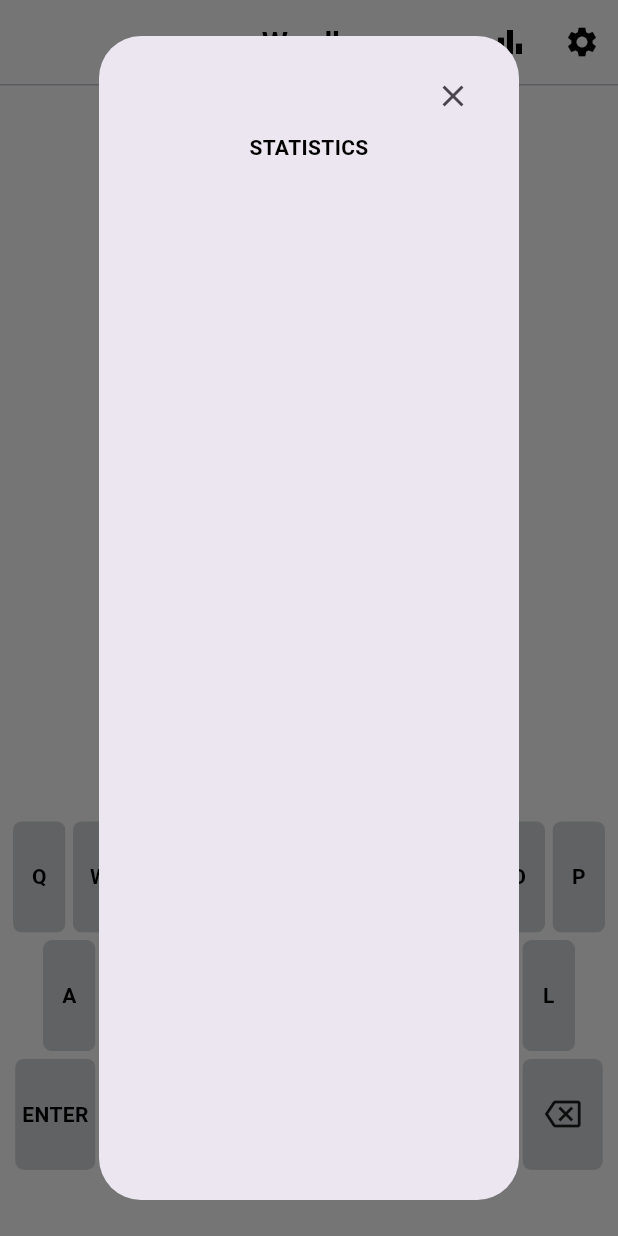
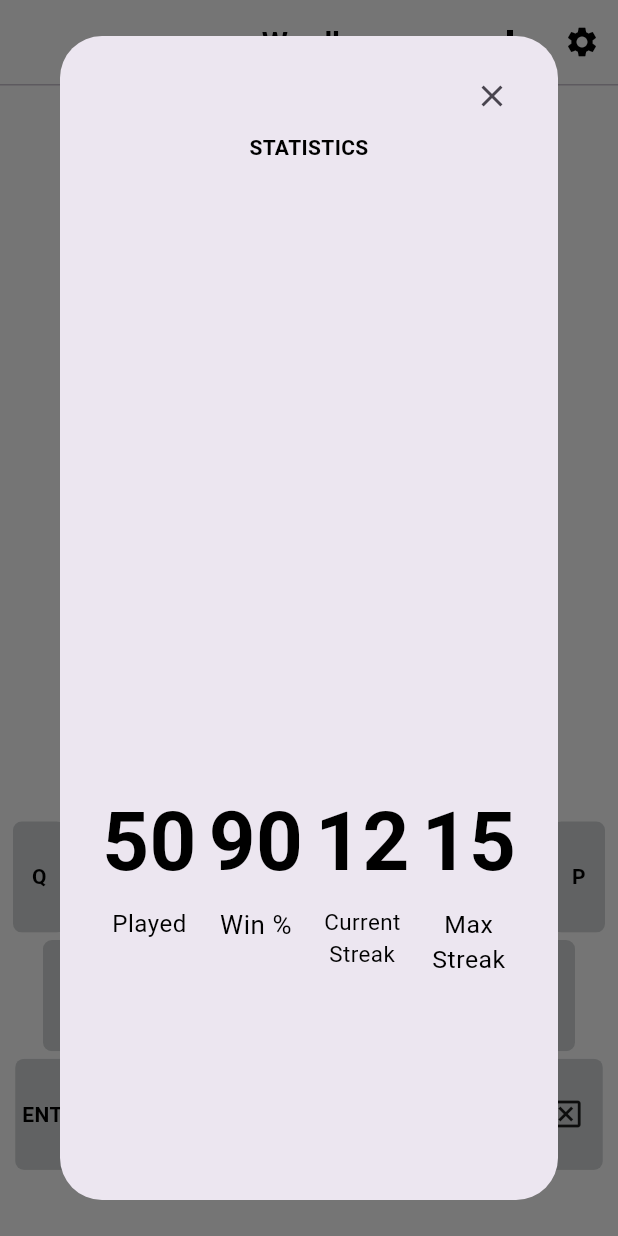
Before and after one commit to b-artur/wordler, a Flutter app: the screen it shows after launch, after a tap on the "bar chart" icon, on a phone screen of 412 x 824 dp. Run offline on Flutter 3.47's test engine with Material 3 defaults, Android fonts, the phone set to English and light mode, and no system bars; our stand-ins replace shared_preferences.

Commit message:
Updates: -- update statistics info tile

```diff
--- a/lib/components/stats_box.dart
+++ b/lib/components/stats_box.dart
@@ -1,4 +1,5 @@
 import 'package:flutter/material.dart';
+import 'package:wordle/components/stats_tile.dart';
 
 class StatsBox extends StatefulWidget {
   const StatsBox({super.key});
@@ -18,11 +19,32 @@ class _StatsBoxState extends State<StatsBox> {
               alignment: Alignment.centerRight,
               onPressed: () {},
               icon: Icon(Icons.clear)),
-          Expanded(
+          const Expanded(
               child: Text(
             'STATISTICS',
             textAlign: TextAlign.center,
-          ))
+          )),
+          const Expanded(
+              child: Row(
+            children: [
+              StatsTile(
+                heading: 'Played',
+                value: 50,
+              ),
+              StatsTile(
+                heading: 'Win %',
+                value: 90,
+              ),
+              StatsTile(
+                heading: 'Current\nStreak',
+                value: 12,
+              ),
+              StatsTile(
+                heading: 'Max\nStreak',
+                value: 15,
+              ),
+            ],
+          )),
         ],
       ),
     );
--- /dev/null
+++ b/lib/components/stats_tile.dart
@@ -0,0 +1,53 @@
+import 'package:flutter/material.dart';
+
+class StatsTile extends StatelessWidget {
+  const StatsTile({
+    required this.heading,
+    required this.value,
+    super.key,
+  });
+
+  final String heading;
+  final int value;
+
+  @override
+  Widget build(BuildContext context) {
+    return Expanded(
+      child: Column(
+        children: [
+          Expanded(
+            child: FittedBox(
+              alignment: const Alignment(0, 1.0),
+              child: Padding(
+                padding: const EdgeInsets.all(6.0),
+                child: Text(
+                  value.toString(),
+                  style: Theme.of(context).textTheme.bodyMedium?.copyWith(
+                        fontSize: 80,
+                      ),
+                  textAlign: TextAlign.center,
+                ),
+              ),
+            ),
+          ),
+          Expanded(
+            child: FittedBox(
+              alignment: const Alignment(0, -1.0),
+              child: Padding(
+                padding: const EdgeInsets.fromLTRB(8, 0, 8, 8),
+                child: Text(
+                  heading,
+                  style: Theme.of(context).textTheme.bodyMedium?.copyWith(
+                        fontWeight: FontWeight.normal,
+                        fontSize: 12,
+                      ),
+                  textAlign: TextAlign.center,
+                ),
+              ),
+            ),
+          ),
+        ],
+      ),
+    );
+  }
+}
```
